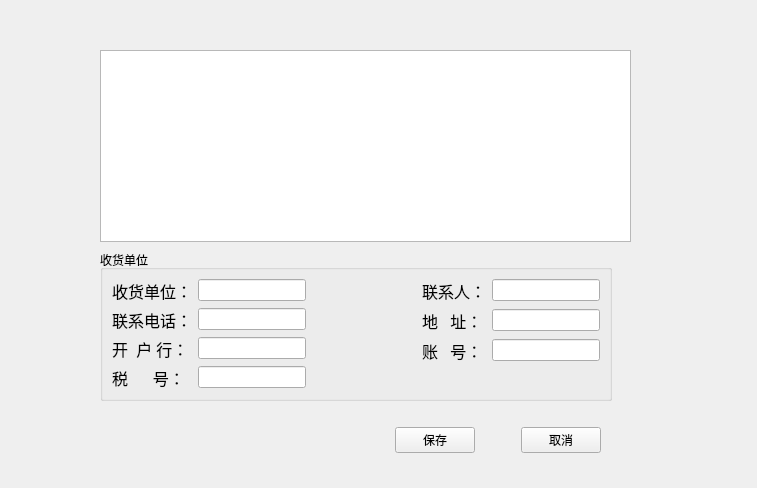
Old version of the form ui/receiver_manage.ui in the repository yuyan235813/balance_platform.
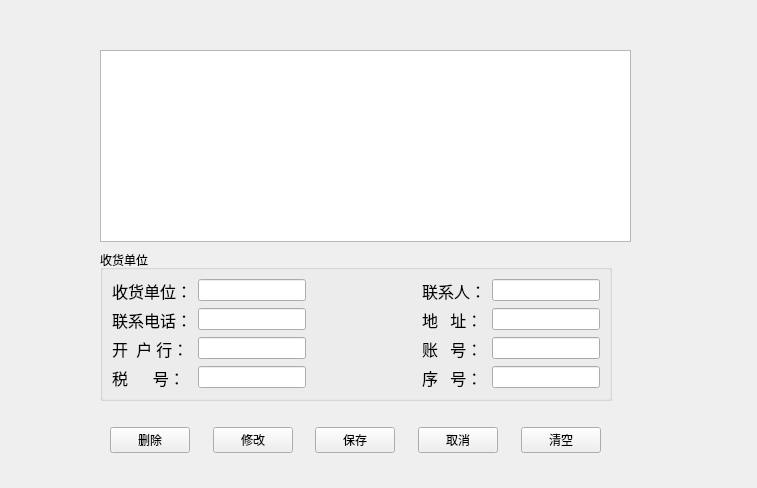
New version of the form.

Commit message: 修改基础数据1

What changed in the file:
```diff
--- a/ui/receiver_manage.ui
+++ b/ui/receiver_manage.ui
@@ -175,6 +175,22 @@
         <item row="2" column="1">
          <widget class="QLineEdit" name="ReceiverCountLineEdit"/>
         </item>
+        <item row="3" column="1">
+         <widget class="QLineEdit" name="ReceiverIDLineEdit"/>
+        </item>
+        <item row="3" column="0">
+         <widget class="QLabel" name="label_13">
+          <property name="font">
+           <font>
+            <family>微软雅黑</family>
+            <pointsize>12</pointsize>
+           </font>
+          </property>
+          <property name="text">
+           <string>序   号：</string>
+          </property>
+         </widget>
+        </item>
        </layout>
       </item>
      </layout>
@@ -190,7 +206,34 @@
      <height>41</height>
     </rect>
    </property>
-   <layout class="QHBoxLayout" name="horizontalLayout_3" stretch="6,0,0,0">
+   <layout class="QHBoxLayout" name="horizontalLayout_3" stretch="0,0,0,6,0,0,0,0,0,0">
+    <item>
+     <widget class="QPushButton" name="savePushButton_3">
+      <property name="text">
+       <string>删除</string>
+      </property>
+     </widget>
+    </item>
+    <item>
+     <spacer name="horizontalSpacer_8">
+      <property name="orientation">
+       <enum>Qt::Horizontal</enum>
+      </property>
+      <property name="sizeHint" stdset="0">
+       <size>
+        <width>40</width>
+        <height>20</height>
+       </size>
+      </property>
+     </spacer>
+    </item>
+    <item>
+     <widget class="QPushButton" name="savePushButton_4">
+      <property name="text">
+       <string>修改</string>
+      </property>
+     </widget>
+    </item>
     <item>
      <spacer name="horizontalSpacer_6">
       <property name="orientation">
@@ -205,7 +248,20 @@
      </spacer>
     </item>
     <item>
-     <widget class="QPushButton" name="savePushButton">
+     <spacer name="horizontalSpacer_9">
+      <property name="orientation">
+       <enum>Qt::Horizontal</enum>
+      </property>
+      <property name="sizeHint" stdset="0">
+       <size>
+        <width>40</width>
+        <height>20</height>
+       </size>
+      </property>
+     </spacer>
+    </item>
+    <item>
+     <widget class="QPushButton" name="savePushButton_2">
       <property name="text">
        <string>保存</string>
       </property>
@@ -231,6 +287,26 @@
       </property>
      </widget>
     </item>
+    <item>
+     <spacer name="horizontalSpacer_7">
+      <property name="orientation">
+       <enum>Qt::Horizontal</enum>
+      </property>
+      <property name="sizeHint" stdset="0">
+       <size>
+        <width>40</width>
+        <height>20</height>
+       </size>
+      </property>
+     </spacer>
+    </item>
+    <item>
+     <widget class="QPushButton" name="savePushButton">
+      <property name="text">
+       <string>清空</string>
+      </property>
+     </widget>
+    </item>
    </layout>
   </widget>
   <widget class="QTableView" name="tableView">
```
The commit also changes 8 other files.
